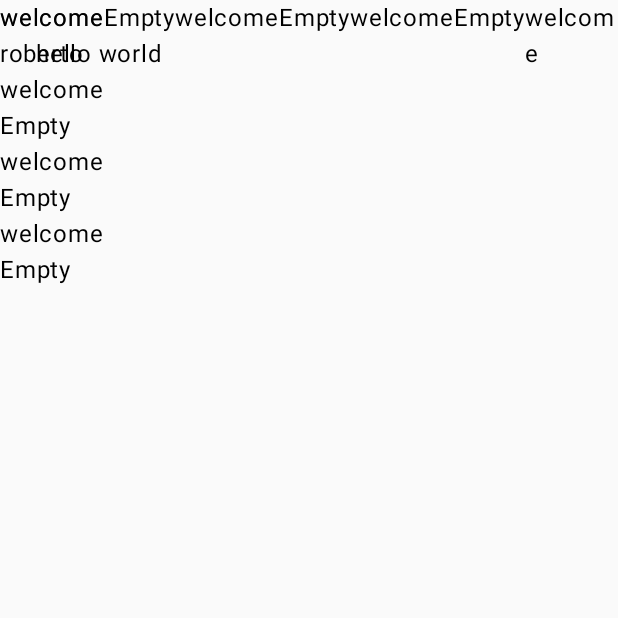
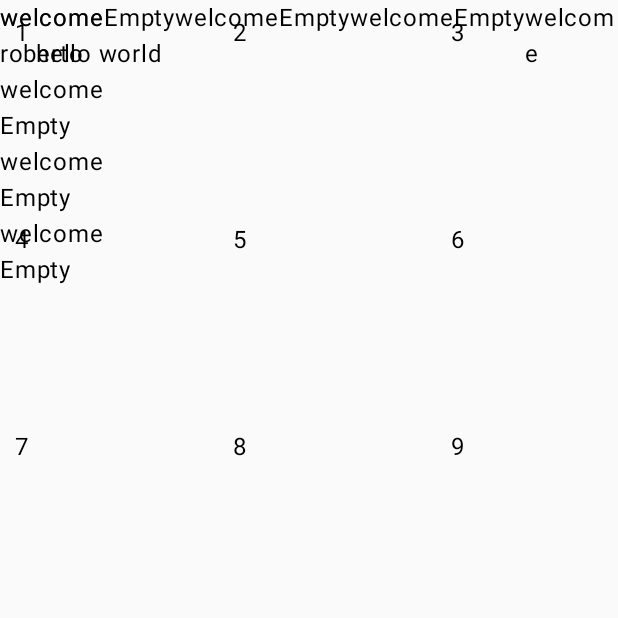
Before and after one commit to alex3ii/worldclass, an Android app built with Jetpack Compose: the screen it shows after launch (MainActivity), on a phone screen of 412 x 824 dp, the top half of it. Run offline under Robolectric (Android 15) with nearby library versions, the phone set to English and light mode, and no system bars; 1 statement that could not run was skipped.

Commit message:
box layout and text property

```diff
--- a/app/src/main/java/com/example/worldclass/MainActivity.kt
+++ b/app/src/main/java/com/example/worldclass/MainActivity.kt
@@ -8,11 +8,14 @@ import androidx.compose.foundation.background
 import androidx.compose.foundation.border
 import androidx.compose.foundation.clickable
 import androidx.compose.foundation.layout.Arrangement
+import androidx.compose.foundation.layout.Box
 import androidx.compose.foundation.layout.Column
+/*import androidx.compose.foundation.layout.FlowRowScopeInstance.align*/
 import androidx.compose.foundation.layout.Row
 import androidx.compose.foundation.layout.fillMaxHeight
 import androidx.compose.foundation.layout.fillMaxSize
 import androidx.compose.foundation.layout.fillMaxWidth
+import androidx.compose.foundation.layout.height
 import androidx.compose.foundation.layout.padding
 import androidx.compose.foundation.layout.width
 import androidx.compose.material3.Scaffold
@@ -20,9 +23,16 @@ import androidx.compose.material3.Text
 import androidx.compose.runtime.Composable
 import androidx.compose.ui.Alignment
 import androidx.compose.ui.Modifier
+import androidx.compose.ui.graphics.Brush
 import androidx.compose.ui.graphics.Color
+import androidx.compose.ui.res.colorResource
+import androidx.compose.ui.res.stringResource
+import androidx.compose.ui.text.TextStyle
+import androidx.compose.ui.text.font.FontStyle
+import androidx.compose.ui.text.font.FontWeight
 import androidx.compose.ui.tooling.preview.Preview
 import androidx.compose.ui.unit.dp
+import androidx.compose.ui.unit.sp
 import com.example.worldclass.ui.theme.WorldclassTheme
 
 class MainActivity : ComponentActivity() {
@@ -49,6 +59,9 @@ class MainActivity : ComponentActivity() {
                     }
                 Column(){
                     ModifierExample2()
+                }
+                Column(){
+                    ModifierExample4()
                 }
 
             }
@@ -107,7 +120,48 @@ class MainActivity : ComponentActivity() {
 
         }
     }
+    @Preview (showBackground=true)
+    @Composable
+    fun ModifierExample4(){
+        Box(
+            modifier=Modifier
+                .padding(10.dp)
+                .height(300.dp)
+                .width(300.dp)
+        ){
+            Text("1",Modifier.align(Alignment.TopStart))
+            Text("2",Modifier.align(Alignment.TopCenter))
+            Text("3",Modifier.align(Alignment.TopEnd))
+            Text("4",Modifier.align(Alignment.CenterStart))
+            Text("5",Modifier.align(Alignment.Center))
+            Text("6",Modifier.align(Alignment.CenterEnd))
+            Text("7",Modifier.align(Alignment.BottomStart))
+            Text("8",Modifier.align(Alignment.BottomCenter))
+            Text("9",Modifier.align(Alignment.BottomEnd))
+        }
+
 }
+    @Preview(showBackground = true)
+    @Composable
+    fun CustomText() {
+        Column (){
+            Text(
+                stringResource(R.string.single_text),
+                color = colorResource(R.color.teal_700),
+                fontSize = 20.sp,
+                fontStyle = FontStyle.Italic,
+                fontWeight = FontWeight.ExtraBold
+            )
+            val gradientcolors = listOf(Color.Blue, Color.Green, Color.Cyan, colorResource(R.color.purple_200))
+            Text(
+                stringResource(R.string.single_text),
+                style = TextStyle(brush= Brush.linearGradient(colors=gradientcolors)))
+
+        }
+    }
+        }
+
+
 
 
 @Composable
--- a/app/src/main/res/values/strings.xml
+++ b/app/src/main/res/values/strings.xml
@@ -1,3 +1,4 @@
 <resources>
     <string name="app_name">worldclass</string>
+    <string name="single_text">Hello World From Strings.xml</string>
 </resources>
```
